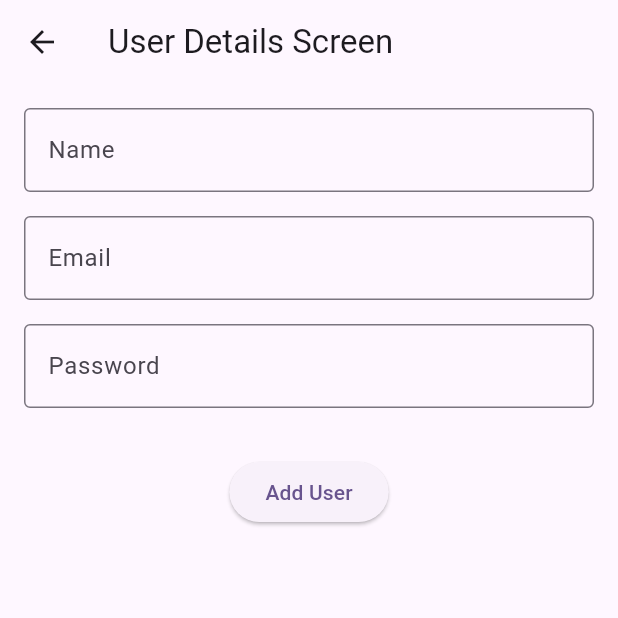
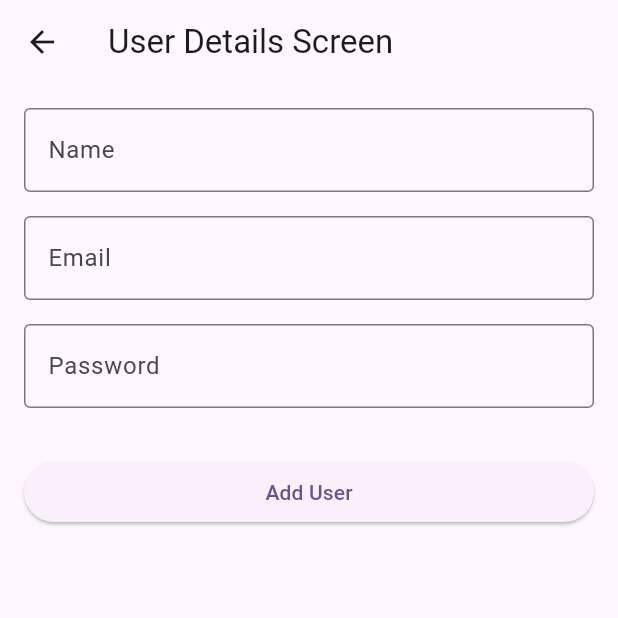
Before and after one commit to KhaledHossameldin/04academy-task-flutter, a Flutter app: the UserDetailsScreen screen opened by its route, on a phone screen of 412 x 824 dp, the top half of it. Run offline on Flutter 3.47's test engine with Material 3 defaults, Android fonts, the phone set to English and light mode, and no system bars; our stand-ins replace bloc, cloud_firestore, firebase_core, firebase_messaging, flutter_bloc, flutter_dotenv and 1 more; accounts and stored records are empty.

```diff
--- a/lib/cubits/user_details/user_details_state.dart
+++ b/lib/cubits/user_details/user_details_state.dart
@@ -13,6 +13,10 @@ final class UserDetailsLoading extends UserDetailsState {
   const UserDetailsLoading();
 }
 
+final class UserDetailsDeleting extends UserDetailsState {
+  const UserDetailsDeleting();
+}
+
 final class UserDetailsLoaded extends UserDetailsState {
   const UserDetailsLoaded();
 }
--- a/lib/data/services/firestore.dart
+++ b/lib/data/services/firestore.dart
@@ -53,4 +53,9 @@ class FirestoreService {
     final docs = await _collection.where('email', isEqualTo: email).get();
     await _collection.doc(docs.docs[0].id).update(userData.toMap());
   }
+
+  Future<void> deleteUser(String email) async {
+    final docs = await _collection.where('email', isEqualTo: email).get();
+    await _collection.doc(docs.docs[0].id).delete();
+  }
 }
--- a/lib/data/services/repository.dart
+++ b/lib/data/services/repository.dart
@@ -31,6 +31,8 @@ class Repository {
   Future<void> updateUser(UserData userData, String email) async =>
       _firestore.updateUser(userData, email);
 
+  Future<void> deleteUser(String email) async => _firestore.deleteUser(email);
+
   // Notifications Services
   Future<void> initNotifications() async => await _notifications.init();
 
--- a/lib/presentation/screens/user_details.dart
+++ b/lib/presentation/screens/user_details.dart
@@ -119,7 +119,10 @@ class _UserDetailsScreenState extends State<UserDetailsScreen> {
                   }
                 },
                 builder: (context, state) {
-                  return ElevatedButton(
+                  return Row(
+                    children: [
+                      Expanded(
+                        child: ElevatedButton(
                           onPressed: () {
                             final isValid =
                                 _formKey.currentState?.validate() ?? false;
@@ -132,6 +135,27 @@ class _UserDetailsScreenState extends State<UserDetailsScreen> {
                               : Text(
                                   '${widget.userData == null ? 'Add' : 'Update'} User',
                                 ),
+                        ),
+                      ),
+                      if (widget.userData != null) 16.emptyWidth,
+                      if (widget.userData != null)
+                        Expanded(
+                          child: ElevatedButton(
+                            style: ElevatedButton.styleFrom(
+                              backgroundColor: Colors.red,
+                              foregroundColor: Colors.white,
+                            ),
+                            onPressed: () {
+                              context.read<UserDetailsCubit>().deleteUser(
+                                    widget.userData!.email,
+                                  );
+                            },
+                            child: state is UserDetailsDeleting
+                                ? const CircularProgressIndicator.adaptive()
+                                : const Text('Delete User'),
+                          ),
+                        ),
+                    ],
                   );
                 },
               ),
```
Also changed, not shown: lib/cubits/user_details/user_details_cubit.dart (+10 -0 lines). Lines whose indentation alone changed are shown as unchanged.
